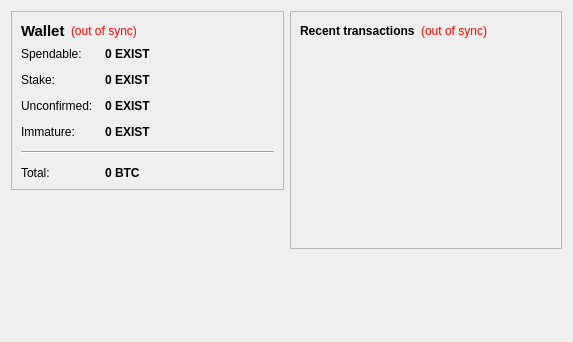
This is src/qt/forms/overviewpage.ui in EXISTDevv/EXISTv2 as Qt 5 draws it before an edit. The edited form follows.
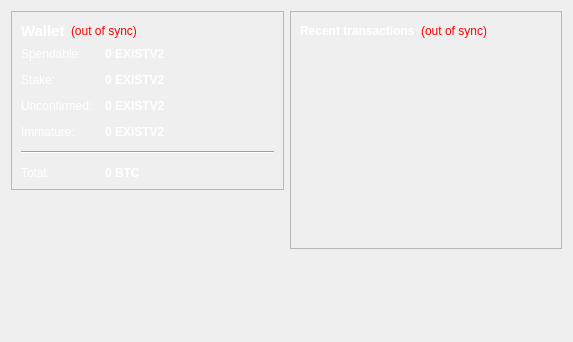
This is the edited form.

Diff of the .ui file:
```diff
--- a/src/qt/forms/overviewpage.ui
+++ b/src/qt/forms/overviewpage.ui
@@ -39,6 +39,9 @@
             <property name="text">
              <string>Wallet</string>
             </property>
+            <property name="styleSheet">
+             <string notr="true">QLabel { color: white; }</string>
+            </property>
            </widget>
           </item>
           <item>
@@ -88,6 +91,9 @@
             <property name="text">
              <string>Spendable:</string>
             </property>
+            <property name="styleSheet">
+             <string notr="true">QLabel { color: white; }</string>
+            </property>
            </widget>
           </item>
           <item row="0" column="1">
@@ -98,6 +104,9 @@
               <bold>true</bold>
              </font>
             </property>
+            <property name="styleSheet">
+             <string notr="true">QLabel { color: white; }</string>
+            </property>
             <property name="cursor">
              <cursorShape>IBeamCursor</cursorShape>
             </property>
@@ -105,7 +114,7 @@
              <string>Your current spendable balance</string>
             </property>
             <property name="text">
-             <string notr="true">0 EXIST</string>
+             <string notr="true">0 EXISTV2</string>
             </property>
             <property name="textInteractionFlags">
              <set>Qt::LinksAccessibleByMouse|Qt::TextSelectableByKeyboard|Qt::TextSelectableByMouse</set>
@@ -117,6 +126,9 @@
             <property name="text">
              <string>Stake:</string>
             </property>
+            <property name="styleSheet">
+             <string notr="true">QLabel { color: white; }</string>
+            </property>
            </widget>
           </item>
           <item row="1" column="1">
@@ -127,6 +139,9 @@
               <bold>true</bold>
              </font>
             </property>
+            <property name="styleSheet">
+             <string notr="true">QLabel { color: white; }</string>
+            </property>
             <property name="cursor">
              <cursorShape>IBeamCursor</cursorShape>
             </property>
@@ -134,7 +149,7 @@
              <string>Total of coins that was staked, and do not yet count toward the current balance</string>
             </property>
             <property name="text">
-             <string notr="true">0 EXIST</string>
+             <string notr="true">0 EXISTV2</string>
             </property>
             <property name="textInteractionFlags">
              <set>Qt::LinksAccessibleByMouse|Qt::TextSelectableByKeyboard|Qt::TextSelectableByMouse</set>
@@ -146,6 +161,9 @@
             <property name="text">
              <string>Unconfirmed:</string>
             </property>
+            <property name="styleSheet">
+             <string notr="true">QLabel { color: white; }</string>
+            </property>
            </widget>
           </item>
           <item row="2" column="1">
@@ -156,6 +174,9 @@
               <bold>true</bold>
              </font>
             </property>
+            <property name="styleSheet">
+             <string notr="true">QLabel { color: white; }</string>
+            </property>
             <property name="cursor">
              <cursorShape>IBeamCursor</cursorShape>
             </property>
@@ -163,7 +184,7 @@
              <string>Total of transactions that have yet to be confirmed, and do not yet count toward the current balance</string>
             </property>
             <property name="text">
-             <string notr="true">0 EXIST</string>
+             <string notr="true">0 EXISTV2</string>
             </property>
             <property name="textInteractionFlags">
              <set>Qt::LinksAccessibleByMouse|Qt::TextSelectableByKeyboard|Qt::TextSelectableByMouse</set>
@@ -175,6 +196,9 @@
             <property name="text">
              <string>Immature:</string>
             </property>
+            <property name="styleSheet">
+             <string notr="true">QLabel { color: white; }</string>
+            </property>
            </widget>
           </item>
           <item row="3" column="1">
@@ -185,11 +209,14 @@
               <bold>true</bold>
              </font>
             </property>
+            <property name="styleSheet">
+             <string notr="true">QLabel { color: white; }</string>
+            </property>
             <property name="toolTip">
              <string>Mined balance that has not yet matured</string>
             </property>
             <property name="text">
-             <string notr="true">0 EXIST</string>
+             <string notr="true">0 EXISTV2</string>
             </property>
             <property name="textInteractionFlags">
              <set>Qt::LinksAccessibleByMouse|Qt::TextSelectableByKeyboard|Qt::TextSelectableByMouse</set>
@@ -208,6 +235,9 @@
             <property name="text">
              <string>Total:</string>
             </property>
+            <property name="styleSheet">
+             <string notr="true">QLabel { color: white; }</string>
+            </property>
            </widget>
           </item>
           <item row="5" column="1">
@@ -218,6 +248,9 @@
               <bold>true</bold>
              </font>
             </property>
+            <property name="styleSheet">
+             <string notr="true">QLabel { color: white; }</string>
+            </property>
             <property name="cursor">
              <cursorShape>IBeamCursor</cursorShape>
             </property>
@@ -270,6 +303,9 @@
             <property name="text">
              <string>&lt;b&gt;Recent transactions&lt;/b&gt;</string>
             </property>
+            <property name="styleSheet">
+             <string notr="true">QLabel { color: white; }</string>
+            </property>
            </widget>
           </item>
           <item>
```
